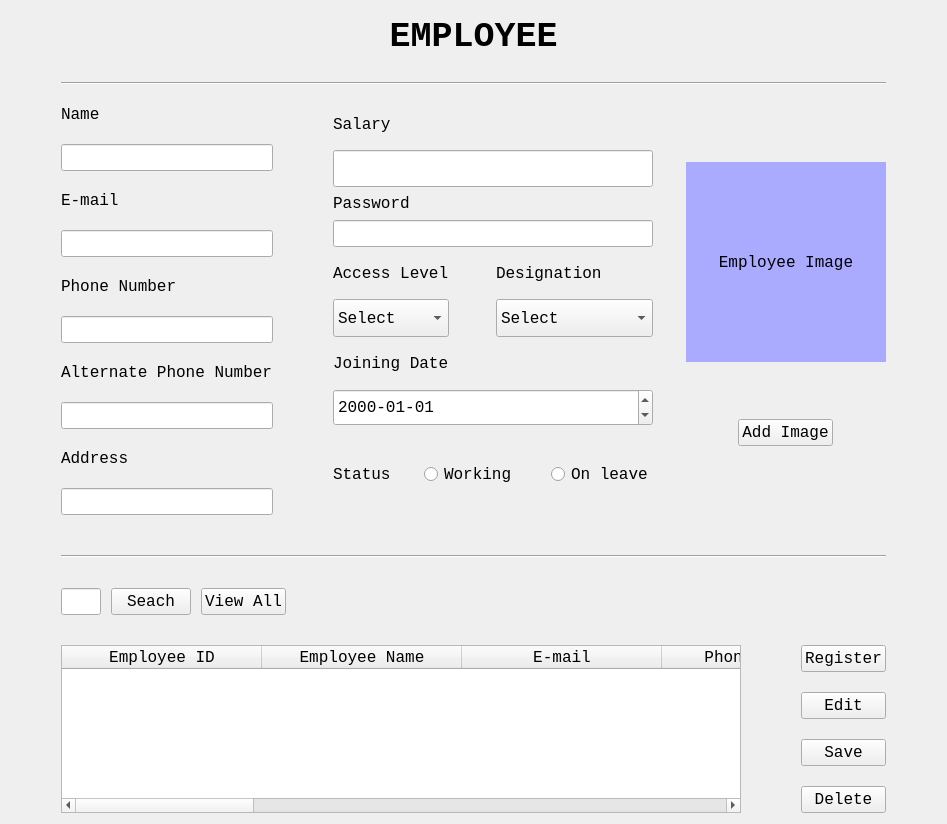
Before: the Qt Designer form EmployeeUI.ui in ASNaeem/Simple-VCMS, drawn with Qt 5.
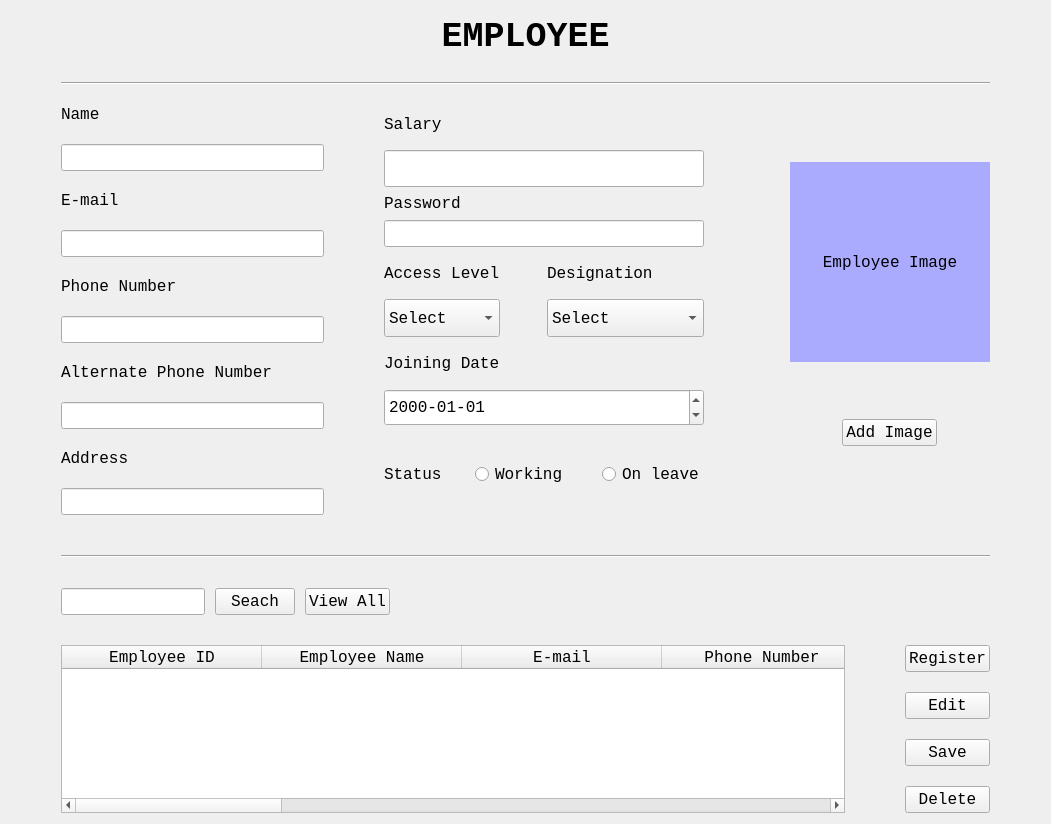
After: the same form once the commit is applied.

What changed in the file:
```diff
--- a/EmployeeUI.ui
+++ b/EmployeeUI.ui
@@ -6,7 +6,7 @@
    <rect>
     <x>0</x>
     <y>0</y>
-    <width>947</width>
+    <width>1051</width>
     <height>700</height>
    </rect>
   </property>
```
